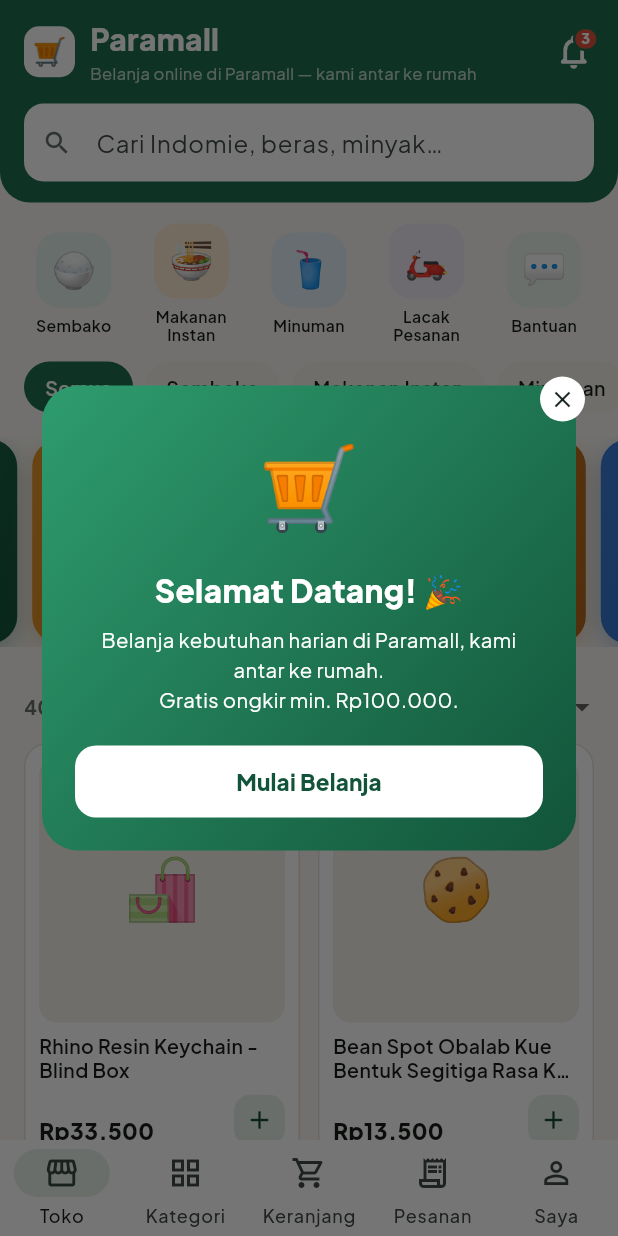
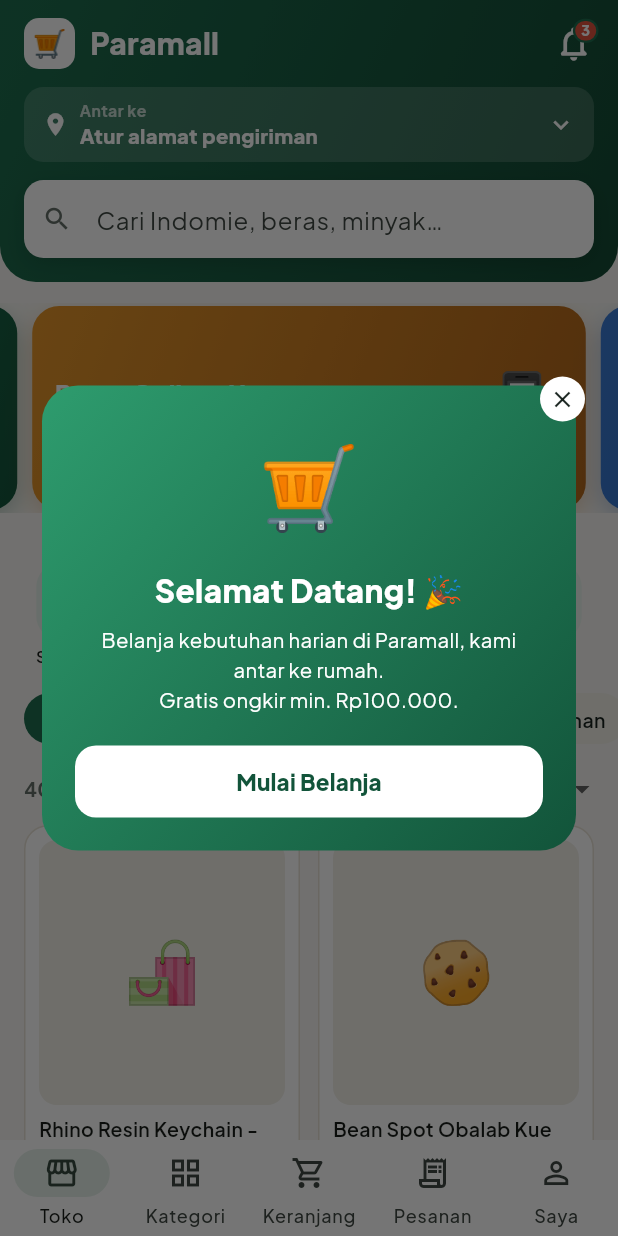
Before and after one commit to mustang77/tideview, a Flutter app: the screen it shows after launch, on a phone screen of 412 x 824 dp. Run offline on Flutter 3.47's test engine with Material 3 defaults, Android fonts, the phone set to English and light mode, and no system bars; our stand-ins replace firebase_core, firebase_messaging, flutter_map, geolocator, latlong2, pdf and 2 more; accounts and stored records are empty; network calls fail.

Commit message:
Redesign shop header Gojek-style
Give the top bar a green gradient (instead of flat), replace the tagline
with a tappable 'Antar ke: <address>' delivery-location pill, add a soft
shadow under the search field, and move the promo banner carousel up to
sit directly under the header so it leads the page like Gojek/GoFood.

Co-Authored-By: Claude Opus 4.8 <noreply@anthropic.com>
Claude-Session: https://claude.ai/code/session_01BMMgkMBUsFZ4mvDTXCxd2N

```diff
--- a/lib/main.dart
+++ b/lib/main.dart
@@ -550,7 +550,8 @@ class _HomeShellState extends State<HomeShell> {
     final pages = [
       ShopPage(products: _products, cart: _cart, activeCat: _shopCat, onCat: _setCat,
           onAdd: (i) => _addToCart(i, 1), onOpen: _openSheet, onGoOrders: () => setState(() => _tab = 3),
-          promos: _promos, notifUnread: _notifUnread, onBell: _openNotifications),
+          promos: _promos, notifUnread: _notifUnread, onBell: _openNotifications,
+          deliverAddress: _profile.address, onTapAddress: () => setState(() => _tab = 4)),
       CategoryPage(products: _products, onPick: _setCat),
       CartPage(products: _products, cart: _cart, onQty: _setQty, subtotal: subtotal, ongkir: ongkir, onCheckout: _openCheckout),
       _session
@@ -660,9 +661,11 @@ class ShopPage extends StatefulWidget {
   final List<PromoBanner> promos;
   final int notifUnread;
   final VoidCallback onBell;
+  final String deliverAddress;
+  final VoidCallback onTapAddress;
   const ShopPage({super.key, required this.products, required this.cart, required this.activeCat,
       required this.onCat, required this.onAdd, required this.onOpen, required this.onGoOrders, required this.promos,
-      this.notifUnread = 0, required this.onBell});
+      this.notifUnread = 0, required this.onBell, this.deliverAddress = '', required this.onTapAddress});
   @override
   State<ShopPage> createState() => _ShopPageState();
 }
@@ -719,9 +722,9 @@ class _ShopPageState extends State<ShopPage> {
     return CustomScrollView(
       slivers: [
         SliverToBoxAdapter(child: _header()),
+        SliverPadding(padding: const EdgeInsets.only(top: 14), sliver: SliverToBoxAdapter(child: PromoCarousel(promos: widget.promos, onAction: _onPromoAction))),
         SliverToBoxAdapter(child: _quickMenu()),
         SliverToBoxAdapter(child: _catChips()),
-        SliverPadding(padding: const EdgeInsets.only(top: 12), sliver: SliverToBoxAdapter(child: PromoCarousel(promos: widget.promos, onAction: _onPromoAction))),
         if (idxs.isNotEmpty) SliverToBoxAdapter(child: _sortBar(idxs.length)),
         if (idxs.isEmpty)
           SliverToBoxAdapter(
@@ -808,23 +811,47 @@ class _ShopPageState extends State<ShopPage> {
   }
 
   Widget _header() {
+    final addr = widget.deliverAddress.trim();
     return Container(
-      padding: EdgeInsets.fromLTRB(16, MediaQuery.of(context).padding.top + 12, 16, 14),
-      decoration: const BoxDecoration(color: kGreen, borderRadius: BorderRadius.vertical(bottom: Radius.circular(20))),
+      padding: EdgeInsets.fromLTRB(16, MediaQuery.of(context).padding.top + 12, 16, 16),
+      decoration: const BoxDecoration(
+        gradient: LinearGradient(begin: Alignment.topLeft, end: Alignment.bottomRight, colors: [kGreen, kGreenInk]),
+        borderRadius: BorderRadius.vertical(bottom: Radius.circular(24)),
+      ),
       child: Column(crossAxisAlignment: CrossAxisAlignment.start, children: [
         Row(children: [
           const _LogoBox(),
           const SizedBox(width: 10),
-          const Expanded(child: Column(crossAxisAlignment: CrossAxisAlignment.start, mainAxisSize: MainAxisSize.min, children: [
-            Text('Paramall', style: TextStyle(color: Colors.white, fontSize: 20, fontWeight: FontWeight.w800)),
-            Text('Belanja online di Paramall — kami antar ke rumah', style: TextStyle(color: Colors.white70, fontSize: 11)),
-          ])),
+          const Expanded(child: Text('Paramall', style: TextStyle(color: Colors.white, fontSize: 20, fontWeight: FontWeight.w800))),
           _bell(),
         ]),
         const SizedBox(height: 12),
+        // Gojek-style delivery-location pill (tap to set your address).
+        GestureDetector(
+          onTap: widget.onTapAddress,
+          behavior: HitTestBehavior.opaque,
+          child: Container(
+            padding: const EdgeInsets.symmetric(horizontal: 12, vertical: 8),
+            decoration: BoxDecoration(color: Colors.white.withValues(alpha: 0.16), borderRadius: BorderRadius.circular(13)),
+            child: Row(children: [
+              const Icon(Icons.location_on, color: Colors.white, size: 18),
+              const SizedBox(width: 7),
+              Expanded(
+                child: Column(crossAxisAlignment: CrossAxisAlignment.start, mainAxisSize: MainAxisSize.min, children: [
+                  const Text('Antar ke', style: TextStyle(color: Colors.white70, fontSize: 10.5, fontWeight: FontWeight.w700, letterSpacing: 0.3)),
+                  Text(addr.isEmpty ? 'Atur alamat pengiriman' : addr,
+                      maxLines: 1, overflow: TextOverflow.ellipsis,
+                      style: const TextStyle(color: Colors.white, fontSize: 13.5, fontWeight: FontWeight.w800)),
+                ]),
+              ),
+              const Icon(Icons.keyboard_arrow_down, color: Colors.white, size: 20),
+            ]),
+          ),
+        ),
+        const SizedBox(height: 12),
         Container(
           padding: const EdgeInsets.symmetric(horizontal: 12, vertical: 2),
-          decoration: BoxDecoration(color: Colors.white, borderRadius: BorderRadius.circular(13)),
+          decoration: BoxDecoration(color: Colors.white, borderRadius: BorderRadius.circular(13), boxShadow: const [BoxShadow(color: Color(0x22000000), blurRadius: 10, offset: Offset(0, 4))]),
           child: TextField(
             controller: _searchCtrl,
             onChanged: (v) => setState(() => _search = v),
```
